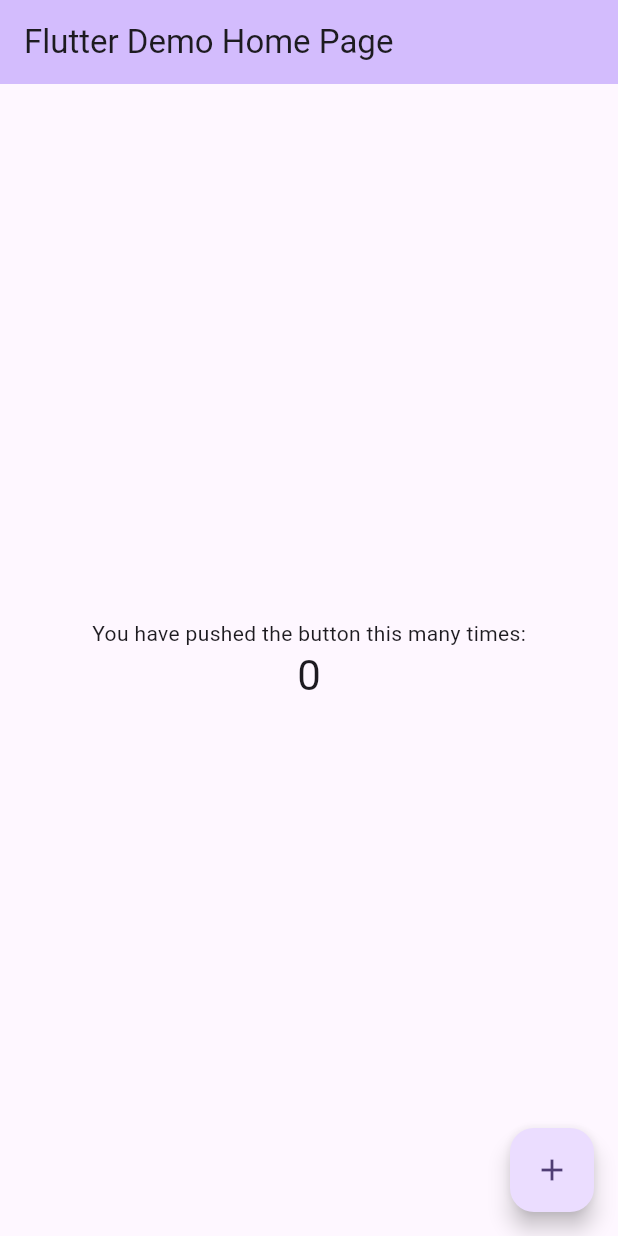
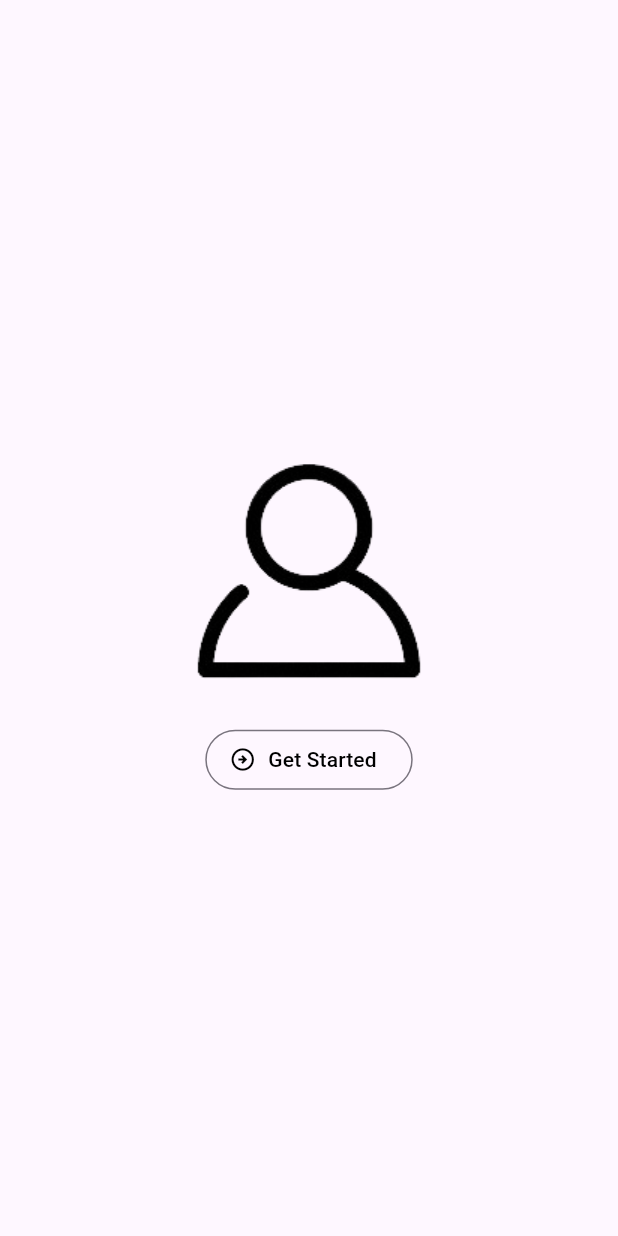
Before and after one commit to Avryzel/Latihan-Flutter, a Flutter app: the screen it shows after launch, on a phone screen of 412 x 824 dp. Run offline on Flutter 3.47's test engine with Material 3 defaults, Android fonts, the light colour scheme and no system bars.

Commit message:
membuar start-screen dengan menambah image dan button

```diff
--- a/aplikasi_kontak/lib/main.dart
+++ b/aplikasi_kontak/lib/main.dart
@@ -1,125 +1,12 @@
+import 'package:aplikasi_kontak/start_screen.dart';
 import 'package:flutter/material.dart';
 
 void main() {
-  runApp(const MyApp());
+  runApp(
+    const MaterialApp(
+      home: Scaffold(
+        body: StartScreen(),
+      ),
+    ),
+  );
 }
-
-class MyApp extends StatelessWidget {
-  const MyApp({super.key});
-
-  // This widget is the root of your application.
-  @override
-  Widget build(BuildContext context) {
-    return MaterialApp(
-      title: 'Flutter Demo',
-      theme: ThemeData(
-        // This is the theme of your application.
-        //
-        // TRY THIS: Try running your application with "flutter run". You'll see
-        // the application has a purple toolbar. Then, without quitting the app,
-        // try changing the seedColor in the colorScheme below to Colors.green
-        // and then invoke "hot reload" (save your changes or press the "hot
-        // reload" button in a Flutter-supported IDE, or press "r" if you used
-        // the command line to start the app).
-        //
-        // Notice that the counter didn't reset back to zero; the application
-        // state is not lost during the reload. To reset the state, use hot
-        // restart instead.
-        //
-        // This works for code too, not just values: Most code changes can be
-        // tested with just a hot reload.
-        colorScheme: ColorScheme.fromSeed(seedColor: Colors.deepPurple),
-        useMaterial3: true,
-      ),
-      home: const MyHomePage(title: 'Flutter Demo Home Page'),
-    );
-  }
-}
-
-class MyHomePage extends StatefulWidget {
-  const MyHomePage({super.key, required this.title});
-
-  // This widget is the home page of your application. It is stateful, meaning
-  // that it has a State object (defined below) that contains fields that affect
-  // how it looks.
-
-  // This class is the configuration for the state. It holds the values (in this
-  // case the title) provided by the parent (in this case the App widget) and
-  // used by the build method of the State. Fields in a Widget subclass are
-  // always marked "final".
-
-  final String title;
-
-  @override
-  State<MyHomePage> createState() => _MyHomePageState();
-}
-
-class _MyHomePageState extends State<MyHomePage> {
-  int _counter = 0;
-
-  void _incrementCounter() {
-    setState(() {
-      // This call to setState tells the Flutter framework that something has
-      // changed in this State, which causes it to rerun the build method below
-      // so that the display can reflect the updated values. If we changed
-      // _counter without calling setState(), then the build method would not be
-      // called again, and so nothing would appear to happen.
-      _counter++;
-    });
-  }
-
-  @override
-  Widget build(BuildContext context) {
-    // This method is rerun every time setState is called, for instance as done
-    // by the _incrementCounter method above.
-    //
-    // The Flutter framework has been optimized to make rerunning build methods
-    // fast, so that you can just rebuild anything that needs updating rather
-    // than having to individually change instances of widgets.
-    return Scaffold(
-      appBar: AppBar(
-        // TRY THIS: Try changing the color here to a specific color (to
-        // Colors.amber, perhaps?) and trigger a hot reload to see the AppBar
-        // change color while the other colors stay the same.
-        backgroundColor: Theme.of(context).colorScheme.inversePrimary,
-        // Here we take the value from the MyHomePage object that was created by
-        // the App.build method, and use it to set our appbar title.
-        title: Text(widget.title),
-      ),
-      body: Center(
-        // Center is a layout widget. It takes a single child and positions it
-        // in the middle of the parent.
-        child: Column(
-          // Column is also a layout widget. It takes a list of children and
-          // arranges them vertically. By default, it sizes itself to fit its
-          // children horizontally, and tries to be as tall as its parent.
-          //
-          // Column has various properties to control how it sizes itself and
-          // how it positions its children. Here we use mainAxisAlignment to
-          // center the children vertically; the main axis here is the vertical
-          // axis because Columns are vertical (the cross axis would be
-          // horizontal).
-          //
-          // TRY THIS: Invoke "debug painting" (choose the "Toggle Debug Paint"
-          // action in the IDE, or press "p" in the console), to see the
-          // wireframe for each widget.
-          mainAxisAlignment: MainAxisAlignment.center,
-          children: <Widget>[
-            const Text(
-              'You have pushed the button this many times:',
-            ),
-            Text(
-              '$_counter',
-              style: Theme.of(context).textTheme.headlineMedium,
-            ),
-          ],
-        ),
-      ),
-      floatingActionButton: FloatingActionButton(
-        onPressed: _incrementCounter,
-        tooltip: 'Increment',
-        child: const Icon(Icons.add),
-      ), // This trailing comma makes auto-formatting nicer for build methods.
-    );
-  }
-}
--- /dev/null
+++ b/aplikasi_kontak/lib/start_screen.dart
@@ -0,0 +1,28 @@
+import 'package:flutter/material.dart';
+
+class StartScreen extends StatelessWidget {
+  const StartScreen({super.key});
+
+  @override
+  Widget build(BuildContext context) {
+    return Center(
+      child: Column(
+        mainAxisSize: MainAxisSize.min,
+        children: [
+          Image.asset(
+            'assets/images/profile-logo.png',
+          ),
+          const SizedBox(height: 20),
+          OutlinedButton.icon(
+            onPressed: () {},
+            style: OutlinedButton.styleFrom(
+              foregroundColor: Colors.black,
+            ),
+            icon: const Icon(Icons.arrow_circle_right_outlined),
+            label: const Text('Get Started'),
+          )
+        ],
+      ),
+    );
+  }
+}
--- a/aplikasi_kontak/pubspec.yaml
+++ b/aplikasi_kontak/pubspec.yaml
@@ -59,9 +59,8 @@ flutter:
   uses-material-design: true
 
   # To add assets to your application, add an assets section, like this:
-  # assets:
-  #   - images/a_dot_burr.jpeg
-  #   - images/a_dot_ham.jpeg
+  assets:
+    - assets/images/profile-logo.png
 
   # An image asset can refer to one or more resolution-specific "variants", see
   # https://flutter.dev/to/resolution-aware-images
```
Also changed, not shown: aplikasi_kontak/assets/images/profile-logo.png (added).
